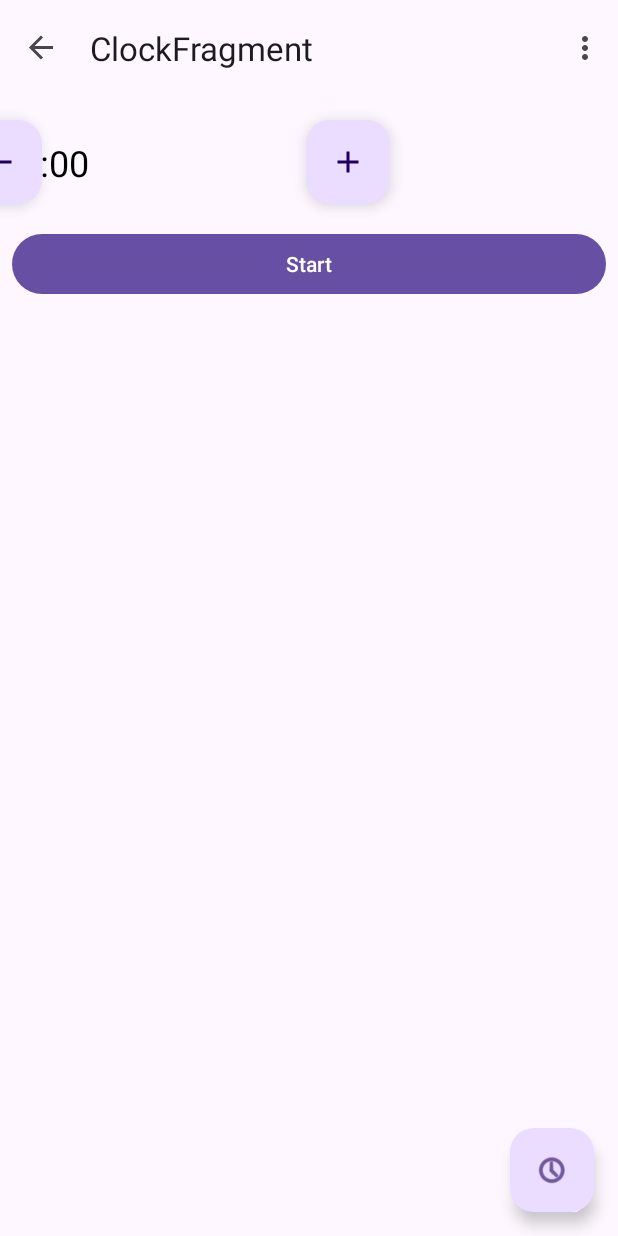
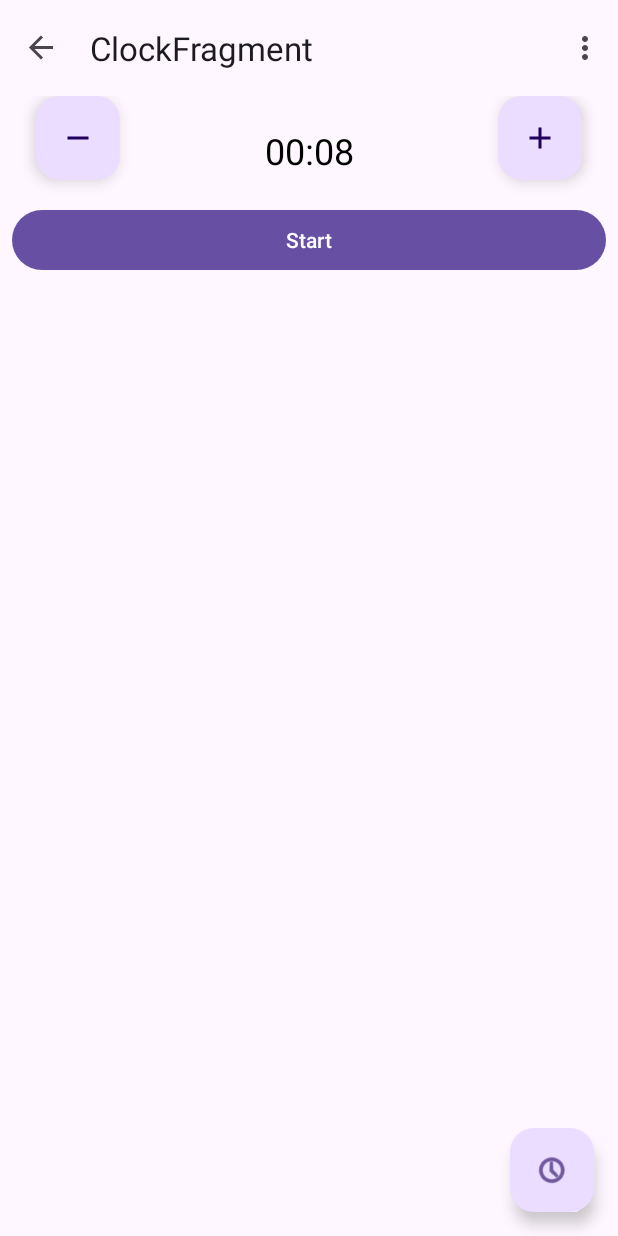
Before and after one commit to adamx360/Inzyn, an Android app: the ClockFragment screen opened through its navigation route, after a tap on an icon or button, on a phone screen of 412 x 824 dp. Run offline under Robolectric (Android 15) with nearby library versions, the phone set to English and light mode, and no system bars; our stand-ins replace Room's generated code, data binding, navigation-ui; 2 other taps on this screen came first.

Commit message:
działający zegar, poprawione wyświetlanie zegaru

```diff
--- a/app/src/main/java/com/example/inzyn/fragments/ClockFragment.kt
+++ b/app/src/main/java/com/example/inzyn/fragments/ClockFragment.kt
@@ -4,16 +4,16 @@ import android.os.Bundle
 import android.view.LayoutInflater
 import android.view.View
 import android.view.ViewGroup
+import android.widget.Toast
 import androidx.fragment.app.Fragment
 import androidx.fragment.app.viewModels
-import androidx.navigation.fragment.findNavController
 import com.example.inzyn.databinding.IntervalClocksBinding
 import com.example.inzyn.viewmodel.ClockViewModel
 
 class ClockFragment : Fragment() {
     private lateinit var binding: IntervalClocksBinding
     private val viewModel: ClockViewModel by viewModels()
-    private var minutes: Int = 0
+
 
     override fun onCreateView(
         inflater: LayoutInflater,
@@ -30,28 +30,30 @@ class ClockFragment : Fragment() {
     override fun onViewCreated(view: View, savedInstanceState: Bundle?) {
         super.onViewCreated(view, savedInstanceState)
 
-        fun updateTimeDisplay() {
-            val timerTextView = binding.timerDisplay
-            timerTextView.text = String.format("%02d:%02d", minutes / 60, minutes % 60)
+
+        viewModel.remainingTime.observe(viewLifecycleOwner){ time ->
+            binding.timerDisplay.text = time
 
         }
 
-        updateTimeDisplay()
+        viewModel.isRunning.observe(viewLifecycleOwner){ isRunning ->
+            if(isRunning){
+                Toast.makeText(requireContext(), "Timer Finished", Toast.LENGTH_SHORT).show()
+            }
+
+        }
 
         binding.plusButton.setOnClickListener {
-            minutes += 1
-            updateTimeDisplay()
+            viewModel.addTime(10)
         }
 
         binding.minusButton.setOnClickListener {
-            if (minutes > 0) {
-                minutes -= 1
-                updateTimeDisplay()
-            }
+            viewModel.subtractTime(10)
         }
 
         binding.stratButton.setOnClickListener {
-            viewModel.startTimer(minutes)
+            viewModel.startTimer()
         }
+
     }
 }
--- a/app/src/main/java/com/example/inzyn/viewmodel/ClockViewModel.kt
+++ b/app/src/main/java/com/example/inzyn/viewmodel/ClockViewModel.kt
@@ -1,52 +1,76 @@
 package com.example.inzyn.viewmodel
 
 
-import android.os.Bundle
+import android.icu.text.DecimalFormat
 import android.os.CountDownTimer
+import androidx.lifecycle.LiveData
 import androidx.lifecycle.MutableLiveData
 import androidx.lifecycle.ViewModel
 import androidx.lifecycle.viewModelScope
-import androidx.navigation.NavController
-import androidx.navigation.NavDestination
-import com.example.inzyn.R
 import kotlinx.coroutines.Dispatchers
 import kotlinx.coroutines.launch
 import kotlinx.coroutines.withContext
 
 class ClockViewModel : ViewModel() {
     private var countDownTimer: CountDownTimer? = null
-    private val remainingTime = MutableLiveData<String>()
-    private val isRunning = MutableLiveData<Boolean>()
+    private val _remainingTime = MutableLiveData<String>()
+    val remainingTime: LiveData<String> get() = _remainingTime
+
+    private val _isRunning = MutableLiveData<Boolean>()
+    val isRunning: LiveData<Boolean> get() = _isRunning
+
+    private var time:Long =  0L
 
     init {
         viewModelScope.launch {
             withContext(Dispatchers.Main) {
-                isRunning.value = false
-                remainingTime.value = "00:00"
+                _isRunning.postValue(false)
+                _remainingTime.postValue( "00:00")
             }
         }
     }
 
-    fun startTimer(minutes: Int) {
-        if (minutes > 0) {
-            val totalMilliseconds = minutes * 60 * 1000L
-            isRunning.value = true
+    fun startTimer(interval: Long = 1000L){
+        stopTimer()
+        countDownTimer = object : CountDownTimer(time,interval){
+            override fun onTick(millisUntilFinished: Long) {
+                time = millisUntilFinished
+                updateTimeDisplay(time)
+            }
 
-            countDownTimer = object : CountDownTimer(totalMilliseconds, 1000) {
-                override fun onTick(millisUntilFinished: Long) {
-                    val remainingMinutes = (millisUntilFinished / 1000) / 60
-                    val remainingSeconds = (millisUntilFinished / 1000) % 60
-                    remainingTime.value =
-                        String.format("%02d:%02d", remainingMinutes, remainingSeconds)
-                }
+            override fun onFinish() {
+                _remainingTime.postValue("00:00")
+                _isRunning.postValue(true)
 
-                override fun onFinish() {
-                    remainingTime.value = "00:00"
-                    isRunning.value = false
-                }
             }
-            countDownTimer?.start()
+        }.start()
+    }
 
-        }
+    fun updateTimeDisplay(millis: Long){
+        val f = DecimalFormat("00")
+        val min = (millis / 60000) % 60
+        val sec = (millis / 1000) % 60
+        _remainingTime.postValue("${f.format(min)}:${f.format(sec)}")
+
     }
+    fun stopTimer(){
+        countDownTimer?.cancel()
+    }
+
+    fun addTime(seconds: Long){
+        time += seconds*1000
+        updateTimeDisplay(time)
+    }
+
+    fun subtractTime(seconds: Long){
+        time = (time - seconds*1000).coerceAtLeast(0)
+        updateTimeDisplay(time)
+    }
+
+
+
+
+
+
+
 }
--- a/app/src/main/res/layout/interval_clocks.xml
+++ b/app/src/main/res/layout/interval_clocks.xml
@@ -1,13 +1,13 @@
 <?xml version="1.0" encoding="utf-8"?>
-<layout>
+<layout xmlns:tools="http://schemas.android.com/tools"
+    xmlns:android="http://schemas.android.com/apk/res/android"
+    xmlns:app="http://schemas.android.com/apk/res-auto">
     <data>
         <variable
             name="viewModel"
             type="com.example.inzyn.viewmodel.ClockViewModel" />
     </data>
-    <androidx.constraintlayout.widget.ConstraintLayout xmlns:android="http://schemas.android.com/apk/res/android"
-        xmlns:app="http://schemas.android.com/apk/res-auto"
-        xmlns:tools="http://schemas.android.com/tools"
+    <androidx.constraintlayout.widget.ConstraintLayout
         android:layout_width="match_parent"
         android:layout_height="match_parent">
 
@@ -16,26 +16,27 @@
             android:layout_width="wrap_content"
             android:layout_height="wrap_content"
             android:layout_gravity="center"
+            android:layout_marginStart="16dp"
             android:layout_marginTop="16dp"
+            android:layout_marginEnd="16dp"
             android:layout_marginBottom="16dp"
-            android:text="00:00"
             android:textColor="@android:color/black"
             android:textSize="24sp"
             app:layout_constraintBottom_toTopOf="@+id/strat_button"
-            app:layout_constraintTop_toTopOf="parent"
+            app:layout_constraintEnd_toStartOf="@+id/plus_button"
+            app:layout_constraintStart_toEndOf="@+id/minus_button"
+            app:layout_constraintTop_toTopOf="@+id/minus_button"
             tools:ignore="MissingConstraints"
-            tools:layout_editor_absoluteX="176dp" />
+            tools:text="00:00" />
 
         <com.google.android.material.floatingactionbutton.FloatingActionButton
             android:id="@+id/plus_button"
             android:layout_width="wrap_content"
             android:layout_height="wrap_content"
-            android:layout_marginTop="16dp"
-            android:layout_marginEnd="8dp"
+            android:layout_marginEnd="16dp"
             android:clickable="true"
-            app:layout_constraintEnd_toEndOf="parent"
-            app:layout_constraintStart_toEndOf="@+id/timer_display"
-            app:layout_constraintTop_toTopOf="parent"
+            app:layout_constraintEnd_toEndOf="@+id/strat_button"
+            app:layout_constraintTop_toTopOf="@+id/minus_button"
             app:srcCompat="@drawable/ic_add" />
 
         <Button
@@ -54,14 +55,11 @@
             android:id="@+id/minus_button"
             android:layout_width="wrap_content"
             android:layout_height="wrap_content"
-            android:layout_marginStart="8dp"
-            android:layout_marginTop="16dp"
-            android:layout_marginEnd="8dp"
+            android:layout_marginStart="16dp"
             android:clickable="true"
-            app:layout_constraintEnd_toStartOf="@+id/timer_display"
-            app:layout_constraintStart_toStartOf="parent"
-            app:layout_constraintTop_toTopOf="parent"
-            app:srcCompat="@drawable/ic_minus" />
+            app:layout_constraintStart_toStartOf="@+id/strat_button"
+            app:srcCompat="@drawable/ic_minus"
+            tools:layout_editor_absoluteY="16dp" />
 
 
     </androidx.constraintlayout.widget.ConstraintLayout>
```
